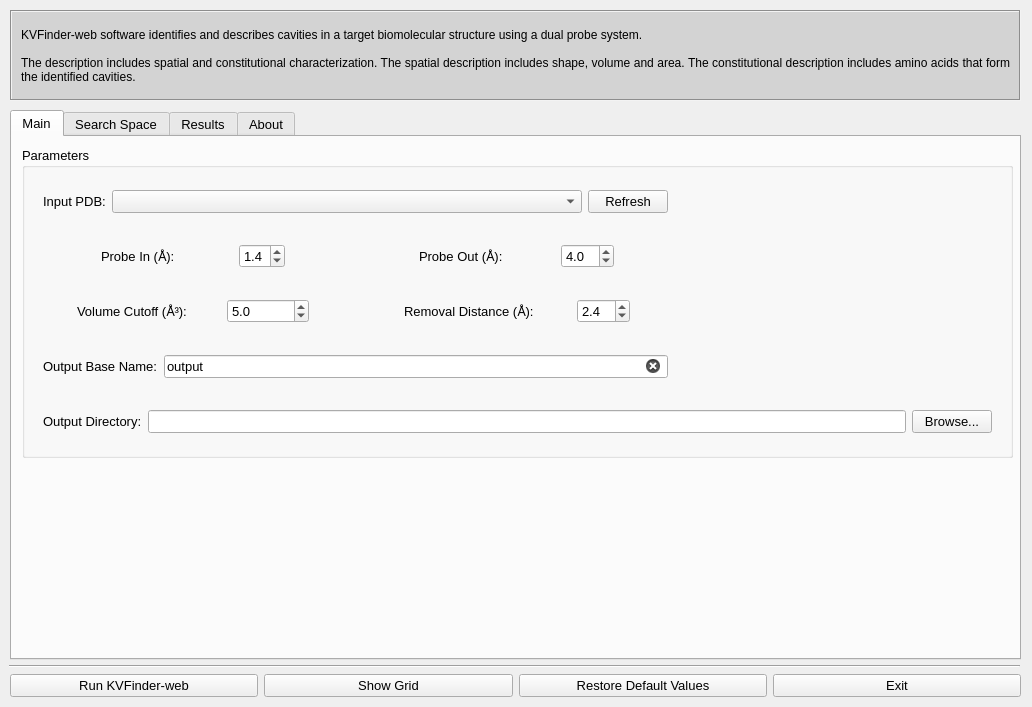
Qt form client/KVFinder-web-tools/KVFinder-web.ui (jvsguerra/kvfinder-ws) before a commit.
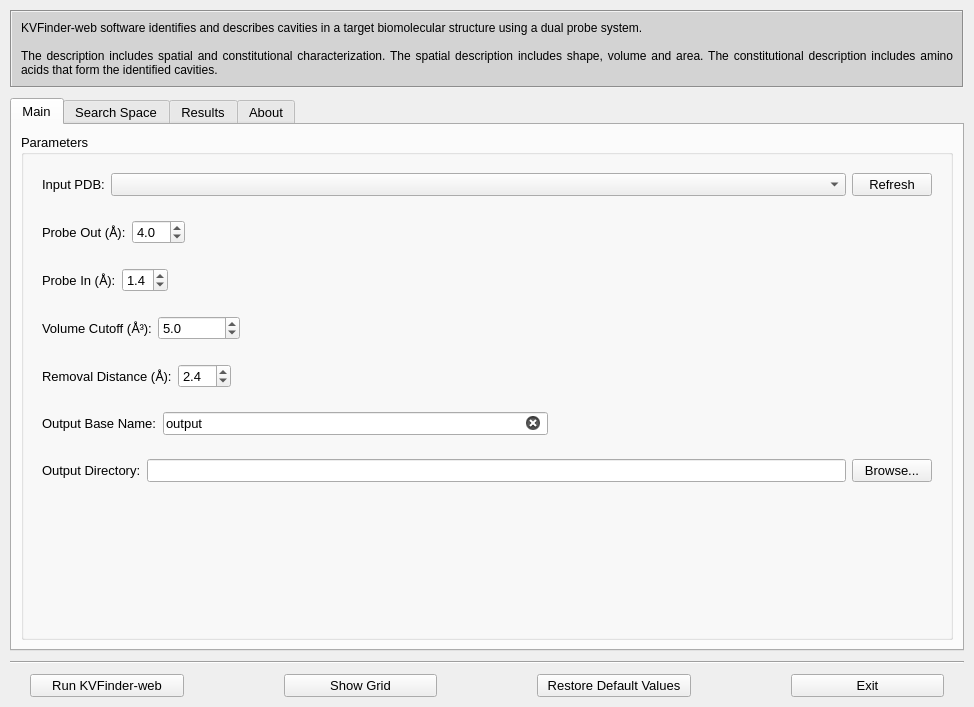
The same form after that commit.

Commit message: Resizable widgets: Main, About. Todo: Search Space, Results

What changed in the file:
```diff
--- a/client/KVFinder-web-tools/KVFinder-web.ui
+++ b/client/KVFinder-web-tools/KVFinder-web.ui
@@ -6,7 +6,7 @@
    <rect>
     <x>0</x>
     <y>0</y>
-    <width>1032</width>
+    <width>974</width>
     <height>707</height>
    </rect>
   </property>
@@ -24,31 +24,27 @@
    <string>PyMOL KVFinder-web Tools</string>
   </property>
   <widget class="QWidget" name="gui">
-   <widget class="Line" name="dialog_separator">
-    <property name="geometry">
-     <rect>
-      <x>9</x>
-      <y>665</y>
-      <width>1011</width>
-      <height>3</height>
-     </rect>
+   <layout class="QGridLayout" name="gridLayout">
+    <property name="leftMargin">
+     <number>10</number>
     </property>
-    <property name="orientation">
-     <enum>Qt::Horizontal</enum>
+    <property name="topMargin">
+     <number>10</number>
     </property>
-   </widget>
+    <property name="rightMargin">
+     <number>10</number>
+    </property>
+    <property name="bottomMargin">
+     <number>10</number>
+    </property>
+    <property name="verticalSpacing">
+     <number>10</number>
+    </property>
+    <item row="0" column="0">
    <widget class="QLabel" name="main_description">
     <property name="enabled">
      <bool>true</bool>
     </property>
-    <property name="geometry">
-     <rect>
-      <x>10</x>
-      <y>10</y>
-      <width>1011</width>
-      <height>91</height>
-     </rect>
-    </property>
     <property name="sizePolicy">
      <sizepolicy hsizetype="Expanding" vsizetype="Fixed">
       <horstretch>0</horstretch>
@@ -98,15 +94,57 @@
      <bool>true</bool>
     </property>
    </widget>
+    </item>
+    <item row="2" column="0">
+     <widget class="Line" name="dialog_separator">
+      <property name="orientation">
+       <enum>Qt::Horizontal</enum>
+      </property>
+     </widget>
+    </item>
+    <item row="3" column="0">
+     <layout class="QHBoxLayout" name="dialog_buttons">
+      <property name="spacing">
+       <number>100</number>
+      </property>
+      <property name="leftMargin">
+       <number>20</number>
+      </property>
+      <property name="rightMargin">
+       <number>20</number>
+      </property>
+      <item>
+       <widget class="QPushButton" name="button_run">
+        <property name="text">
+         <string notr="true">Run KVFinder-web</string>
+        </property>
+       </widget>
+      </item>
+      <item>
+       <widget class="QPushButton" name="button_grid">
+        <property name="text">
+         <string>Show Grid</string>
+        </property>
+       </widget>
+      </item>
+      <item>
+       <widget class="QPushButton" name="button_restore">
+        <property name="text">
+         <string>Restore Default Values</string>
+        </property>
+       </widget>
+      </item>
+      <item>
+       <widget class="QPushButton" name="button_exit">
+        <property name="text">
+         <string notr="true">Exit</string>
+        </property>
+       </widget>
+      </item>
+     </layout>
+    </item>
+    <item row="1" column="0">
    <widget class="QTabWidget" name="tabs">
-    <property name="geometry">
-     <rect>
-      <x>10</x>
-      <y>110</y>
-      <width>1011</width>
-      <height>550</height>
-     </rect>
-    </property>
     <property name="sizePolicy">
      <sizepolicy hsizetype="Expanding" vsizetype="Expanding">
       <horstretch>0</horstretch>
@@ -129,14 +167,14 @@
      <attribute name="title">
       <string>Main</string>
      </attribute>
+       <layout class="QFormLayout" name="formLayout">
+        <item row="0" column="0" colspan="2">
      <widget class="QGroupBox" name="parameters">
-      <property name="geometry">
-       <rect>
-        <x>10</x>
-        <y>10</y>
-        <width>991</width>
-        <height>311</height>
-       </rect>
+          <property name="sizePolicy">
+           <sizepolicy hsizetype="Expanding" vsizetype="Preferred">
+            <horstretch>0</horstretch>
+            <verstretch>0</verstretch>
+           </sizepolicy>
       </property>
       <property name="font">
        <font>
@@ -150,8 +188,73 @@
       <property name="title">
        <string>Parameters</string>
       </property>
-      <layout class="QGridLayout" name="gridLayout_4">
-       <item row="1" column="1">
+          <layout class="QVBoxLayout" name="verticalLayout">
+           <item>
+            <widget class="QFrame" name="hframe1">
+             <layout class="QHBoxLayout" name="horizontalLayout_14">
+              <property name="sizeConstraint">
+               <enum>QLayout::SetNoConstraint</enum>
+              </property>
+              <item>
+               <widget class="QLabel" name="input_label">
+                <property name="sizePolicy">
+                 <sizepolicy hsizetype="Fixed" vsizetype="Fixed">
+                  <horstretch>0</horstretch>
+                  <verstretch>0</verstretch>
+                 </sizepolicy>
+                </property>
+                <property name="font">
+                 <font>
+                  <pointsize>10</pointsize>
+                  <weight>50</weight>
+                  <italic>false</italic>
+                  <bold>false</bold>
+                  <kerning>true</kerning>
+                 </font>
+                </property>
+                <property name="mouseTracking">
+                 <bool>false</bool>
+                </property>
+                <property name="frameShape">
+                 <enum>QFrame::NoFrame</enum>
+                </property>
+                <property name="text">
+                 <string>Input PDB:</string>
+                </property>
+                <property name="textFormat">
+                 <enum>Qt::PlainText</enum>
+                </property>
+               </widget>
+              </item>
+              <item>
+               <widget class="QComboBox" name="input"/>
+              </item>
+              <item>
+               <widget class="QPushButton" name="refresh_input">
+                <property name="sizePolicy">
+                 <sizepolicy hsizetype="Fixed" vsizetype="Fixed">
+                  <horstretch>0</horstretch>
+                  <verstretch>0</verstretch>
+                 </sizepolicy>
+                </property>
+                <property name="font">
+                 <font>
+                  <pointsize>10</pointsize>
+                  <weight>50</weight>
+                  <italic>false</italic>
+                  <bold>false</bold>
+                  <kerning>true</kerning>
+                 </font>
+                </property>
+                <property name="text">
+                 <string>Refresh</string>
+                </property>
+               </widget>
+              </item>
+             </layout>
+            </widget>
+           </item>
+           <item>
         <widget class="QFrame" name="hframe3">
          <layout class="QHBoxLayout" name="horizontalLayout_10">
           <property name="sizeConstraint">
@@ -219,91 +322,23 @@
             </property>
            </widget>
           </item>
-         </layout>
-        </widget>
-       </item>
-       <item row="4" column="0" colspan="3">
-        <widget class="QFrame" name="hframe7">
-         <layout class="QHBoxLayout" name="horizontalLayout_12">
-          <property name="sizeConstraint">
-           <enum>QLayout::SetNoConstraint</enum>
-          </property>
           <item>
-           <widget class="QLabel" name="output_dir_label">
-            <property name="sizePolicy">
-             <sizepolicy hsizetype="Fixed" vsizetype="Fixed">
-              <horstretch>0</horstretch>
-              <verstretch>0</verstretch>
-             </sizepolicy>
-            </property>
-            <property name="font">
-             <font>
-              <pointsize>10</pointsize>
-              <weight>50</weight>
-              <italic>false</italic>
-              <bold>false</bold>
-              <kerning>true</kerning>
-             </font>
-            </property>
-            <property name="mouseTracking">
-             <bool>false</bool>
-            </property>
-            <property name="frameShape">
-             <enum>QFrame::NoFrame</enum>
-            </property>
-            <property name="text">
-             <string>Output Directory:</string>
-            </property>
-            <property name="textFormat">
-             <enum>Qt::PlainText</enum>
-            </property>
-           </widget>
-          </item>
-          <item>
-           <widget class="QLineEdit" name="output_dir_path">
-            <property name="font">
-             <font>
-              <pointsize>10</pointsize>
-              <weight>50</weight>
-              <italic>false</italic>
-              <bold>false</bold>
-              <kerning>true</kerning>
-             </font>
-            </property>
-            <property name="text">
-             <string notr="true"/>
-            </property>
-            <property name="echoMode">
-             <enum>QLineEdit::Normal</enum>
-            </property>
-            <property name="readOnly">
-             <bool>true</bool>
-            </property>
-            <property name="clearButtonEnabled">
-             <bool>false</bool>
-            </property>
-           </widget>
-          </item>
-          <item>
-           <widget class="QPushButton" name="button_browse">
-            <property name="font">
-             <font>
-              <pointsize>10</pointsize>
-              <weight>50</weight>
-              <italic>false</italic>
-              <bold>false</bold>
-              <kerning>true</kerning>
-             </font>
-            </property>
-            <property name="text">
-             <string notr="true">Browse...</string>
-            </property>
-           </widget>
-          </item>
+               <spacer name="horizontalSpacer">
+                <property name="orientation">
+                 <enum>Qt::Horizontal</enum>
+                </property>
+                <property name="sizeHint" stdset="0">
+                 <size>
+                  <width>40</width>
+                  <height>20</height>
+                 </size>
+                </property>
+               </spacer>
+              </item>
          </layout>
         </widget>
        </item>
-       <item row="1" column="0">
+           <item>
         <widget class="QFrame" name="hframe2">
          <layout class="QHBoxLayout" name="horizontalLayout_13">
           <property name="sizeConstraint">
@@ -371,17 +406,30 @@
             </property>
            </widget>
           </item>
+              <item>
+               <spacer name="horizontalSpacer_2">
+                <property name="orientation">
+                 <enum>Qt::Horizontal</enum>
+                </property>
+                <property name="sizeHint" stdset="0">
+                 <size>
+                  <width>40</width>
+                  <height>20</height>
+                 </size>
+                </property>
+               </spacer>
+              </item>
          </layout>
         </widget>
        </item>
-       <item row="0" column="0" colspan="2">
-        <widget class="QFrame" name="hframe1">
-         <layout class="QHBoxLayout" name="horizontalLayout_14">
+           <item>
+            <widget class="QFrame" name="hframe4">
+             <layout class="QHBoxLayout" name="horizontalLayout_17">
           <property name="sizeConstraint">
            <enum>QLayout::SetNoConstraint</enum>
           </property>
           <item>
-           <widget class="QLabel" name="input_label">
+               <widget class="QLabel" name="volume_cutoff_label">
             <property name="sizePolicy">
              <sizepolicy hsizetype="Fixed" vsizetype="Fixed">
               <horstretch>0</horstretch>
@@ -398,24 +446,74 @@
              </font>
             </property>
             <property name="mouseTracking">
-             <bool>false</bool>
+                 <bool>true</bool>
             </property>
             <property name="frameShape">
              <enum>QFrame::NoFrame</enum>
             </property>
             <property name="text">
-             <string>Input PDB:</string>
+                 <string>&lt;html&gt;&lt;head/&gt;&lt;body&gt;&lt;p&gt;Volume Cutoff (Å³):&lt;/p&gt;&lt;/body&gt;&lt;/html&gt;</string>
             </property>
             <property name="textFormat">
-             <enum>Qt::PlainText</enum>
+                 <enum>Qt::RichText</enum>
             </property>
            </widget>
           </item>
           <item>
-           <widget class="QComboBox" name="input"/>
+               <widget class="QDoubleSpinBox" name="volume_cutoff">
+                <property name="sizePolicy">
+                 <sizepolicy hsizetype="Fixed" vsizetype="Fixed">
+                  <horstretch>0</horstretch>
+                  <verstretch>0</verstretch>
+                 </sizepolicy>
+                </property>
+                <property name="font">
+                 <font>
+                  <pointsize>10</pointsize>
+                  <weight>50</weight>
+                  <italic>false</italic>
+                  <bold>false</bold>
+                  <kerning>true</kerning>
+                 </font>
+                </property>
+                <property name="decimals">
+                 <number>1</number>
+                </property>
+                <property name="maximum">
+                 <double>1000000000.000000000000000</double>
+                </property>
+                <property name="singleStep">
+                 <double>1.000000000000000</double>
+                </property>
+                <property name="value">
+                 <double>5.000000000000000</double>
+                </property>
+               </widget>
           </item>
           <item>
-           <widget class="QPushButton" name="refresh_input">
+               <spacer name="horizontalSpacer_3">
+                <property name="orientation">
+                 <enum>Qt::Horizontal</enum>
+                </property>
+                <property name="sizeHint" stdset="0">
+                 <size>
+                  <width>40</width>
+                  <height>20</height>
+                 </size>
+                </property>
+               </spacer>
+              </item>
+             </layout>
+            </widget>
+           </item>
+           <item>
+            <widget class="QFrame" name="hframe5">
+             <layout class="QHBoxLayout" name="horizontalLayout_16">
+              <property name="sizeConstraint">
+               <enum>QLayout::SetNoConstraint</enum>
+              </property>
+              <item>
+               <widget class="QLabel" name="removal_distance_label">
             <property name="sizePolicy">
              <sizepolicy hsizetype="Fixed" vsizetype="Fixed">
               <horstretch>0</horstretch>
@@ -431,15 +529,71 @@
               <kerning>true</kerning>
              </font>
             </property>
+                <property name="mouseTracking">
+                 <bool>true</bool>
+                </property>
+                <property name="frameShape">
+                 <enum>QFrame::NoFrame</enum>
+                </property>
             <property name="text">
-             <string>Refresh</string>
-            </property>
-           </widget>
-          </item>
+                 <string>&lt;html&gt;&lt;head/&gt;&lt;body&gt;&lt;p&gt;Removal Distance (Å):&lt;/p&gt;&lt;/body&gt;&lt;/html&gt;</string>
+                </property>
+                <property name="textFormat">
+                 <enum>Qt::RichText</enum>
+                </property>
+               </widget>
+              </item>
+              <item>
+               <widget class="QDoubleSpinBox" name="removal_distance">
+                <property name="sizePolicy">
+                 <sizepolicy hsizetype="Fixed" vsizetype="Fixed">
+                  <horstretch>0</horstretch>
+                  <verstretch>0</verstretch>
+                 </sizepolicy>
+                </property>
+                <property name="font">
+                 <font>
+                  <pointsize>10</pointsize>
+                  <weight>50</weight>
+                  <italic>false</italic>
+                  <bold>false</bold>
+                  <kerning>true</kerning>
+                 </font>
+                </property>
+                <property name="alignment">
+                 <set>Qt::AlignLeading|Qt::AlignLeft|Qt::AlignVCenter</set>
+                </property>
+                <property name="decimals">
+                 <number>1</number>
+                </property>
+                <property name="maximum">
+                 <double>10.000000000000000</double>
+                </property>
+                <property name="singleStep">
+                 <double>0.100000000000000</double>
+                </property>
+                <property name="value">
+                 <double>2.400000000000000</double>
+                </property>
+               </widget>
+              </item>
+              <item>
+               <spacer name="horizontalSpacer_4">
+                <property name="orientation">
+                 <enum>Qt::Horizontal</enum>
+                </property>
+                <property name="sizeHint" stdset="0">
+                 <size>
+                  <width>40</width>
+                  <height>20</height>
+                 </size>
+                </property>
+               </spacer>
+              </item>
          </layout>
         </widget>
        </item>
-       <item row="3" column="0" colspan="2">
+           <item>
         <widget class="QFrame" name="hframe6">
          <layout class="QHBoxLayout" name="horizontalLayout_15">
           <property name="sizeConstraint">
@@ -498,17 +652,30 @@
             </property>
            </widget>
           </item>
+              <item>
+               <spacer name="horizontalSpacer_5">
+                <property name="orientation">
+                 <enum>Qt::Horizontal</enum>
+                </property>
+                <property name="sizeHint" stdset="0">
+                 <size>
+                  <width>40</width>
+                  <height>20</height>
+                 </size>
+                </property>
+               </spacer>
+              </item>
          </layout>
         </widget>
        </item>
-       <item row="2" column="1">
-        <widget class="QFrame" name="hframe5">
-         <layout class="QHBoxLayout" name="horizontalLayout_16">
+           <item>
+            <widget class="QFrame" name="hframe7">
+             <layout class="QHBoxLayout" name="horizontalLayout_12">
           <property name="sizeConstraint">
            <enum>QLayout::SetNoConstraint</enum>
           </property>
           <item>
-           <widget class="QLabel" name="removal_distance_label">
+               <widget class="QLabel" name="output_dir_label">
             <property name="sizePolicy">
              <sizepolicy hsizetype="Fixed" vsizetype="Fixed">
               <horstretch>0</horstretch>
@@ -525,27 +692,21 @@
              </font>
             </property>
             <property name="mouseTracking">
-             <bool>true</bool>
+                 <bool>false</bool>
             </property>
             <property name="frameShape">
              <enum>QFrame::NoFrame</enum>
             </property>
             <property name="text">
-             <string>&lt;html&gt;&lt;head/&gt;&lt;body&gt;&lt;p&gt;Removal Distance (Å):&lt;/p&gt;&lt;/body&gt;&lt;/html&gt;</string>
+                 <string>Output Directory:</string>
             </property>
             <property name="textFormat">
-             <enum>Qt::RichText</enum>
+                 <enum>Qt::PlainText</enum>
             </property>
            </widget>
           </item>
           <item>
-           <widget class="QDoubleSpinBox" name="removal_distance">
-            <property name="sizePolicy">
-             <sizepolicy hsizetype="Fixed" vsizetype="Fixed">
-              <horstretch>0</horstretch>
-              <verstretch>0</verstretch>
-             </sizepolicy>
-            </property>
+               <widget class="QLineEdit" name="output_dir_path">
             <property name="font">
              <font>
               <pointsize>10</pointsize>
@@ -555,40 +716,22 @@
               <kerning>true</kerning>
              </font>
             </property>
-            <property name="alignment">
-             <set>Qt::AlignLeading|Qt::AlignLeft|Qt::AlignVCenter</set>
-            </property>
-            <property name="decimals">
-             <number>1</number>
-            </property>
-            <property name="maximum">
-             <double>10.000000000000000</double>
-            </property>
-            <property name="singleStep">
-             <double>0.100000000000000</double>
-            </property>
-            <property name="value">
-             <double>2.400000000000000</double>
-            </property>
-           </widget>
-          </item>
-         </layout>
-        </widget>
-       </item>
-       <item row="2" column="0">
-        <widget class="QFrame" name="hframe4">
-         <layout class="QHBoxLayout" name="horizontalLayout_17">
-          <property name="sizeConstraint">
-           <enum>QLayout::SetNoConstraint</enum>
-          </property>
+                <property name="text">
+                 <string notr="true"/>
+                </property>
+                <property name="echoMode">
+                 <enum>QLineEdit::Normal</enum>
+                </property>
+                <property name="readOnly">
+                 <bool>true</bool>
+                </property>
+                <property name="clearButtonEnabled">
+                 <bool>false</bool>
+                </property>
+               </widget>
+              </item>
           <item>
-           <widget class="QLabel" name="volume_cutoff_label">
-            <property name="sizePolicy">
-             <sizepolicy hsizetype="Fixed" vsizetype="Fixed">
-              <horstretch>0</horstretch>
-              <verstretch>0</verstretch>
-             </sizepolicy>
-            </property>
+               <widget class="QPushButton" name="button_browse">
             <property name="font">
              <font>
               <pointsize>10</pointsize>
@@ -598,56 +741,31 @@
               <kerning>true</kerning>
              </font>
             </property>
-            <property name="mouseTracking">
-             <bool>true</bool>
-            </property>
-            <property name="frameShape">
-             <enum>QFrame::NoFrame</enum>
-            </property>
             <property name="text">
-             <string>&lt;html&gt;&lt;head/&gt;&lt;body&gt;&lt;p&gt;Volume Cutoff (Å³):&lt;/p&gt;&lt;/body&gt;&lt;/html&gt;</string>
-            </property>
-            <property name="textFormat">
-             <enum>Qt::RichText</enum>
-            </property>
-           </widget>
-          </item>
+                 <string notr="true">Browse...</string>
+                </property>
+               </widget>
+              </item>
+             </layout>
+            </widget>
+           </item>
           <item>
-           <widget class="QDoubleSpinBox" name="volume_cutoff">
-            <property name="sizePolicy">
-             <sizepolicy hsizetype="Fixed" vsizetype="Fixed">
-              <horstretch>0</horstretch>
-              <verstretch>0</verstretch>
-             </sizepolicy>
-            </property>
-            <property name="font">
-             <font>
-              <pointsize>10</pointsize>
-              <weight>50</weight>
-              <italic>false</italic>
-              <bold>false</bold>
-              <kerning>true</kerning>
-             </font>
-            </property>
-            <property name="decimals">
-             <number>1</number>
-            </property>
-            <property name="maximum">
-             <double>1000000000.000000000000000</double>
-            </property>
-            <property name="singleStep">
-             <double>1.000000000000000</double>
-            </property>
-            <property name="value">
-             <double>5.000000000000000</double>
-            </property>
-           </widget>
+            <spacer name="verticalSpacer">
+             <property name="orientation">
+              <enum>Qt::Vertical</enum>
+             </property>
+             <property name="sizeHint" stdset="0">
+              <size>
+               <width>20</width>
+               <height>40</height>
+              </size>
+             </property>
+            </spacer>
           </item>
          </layout>
         </widget>
        </item>
       </layout>
-     </widget>
     </widget>
     <widget class="QWidget" name="search_space">
      <attribute name="title">
@@ -1818,18 +1936,12 @@
      <attribute name="title">
       <string>About</string>
      </attribute>
+       <layout class="QGridLayout" name="gridLayout_2">
+        <item row="0" column="0">
      <widget class="QTextBrowser" name="about_text">
       <property name="enabled">
        <bool>true</bool>
       </property>
-      <property name="geometry">
-       <rect>
-        <x>10</x>
-        <y>10</y>
-        <width>991</width>
-        <height>501</height>
-       </rect>
-      </property>
       <property name="cursor" stdset="0">
        <cursorShape>IBeamCursor</cursorShape>
       </property>
@@ -1874,48 +1986,12 @@
        <bool>true</bool>
       </property>
      </widget>
-    </widget>
-   </widget>
-   <widget class="QWidget" name="layoutWidget">
-    <property name="geometry">
-     <rect>
-      <x>10</x>
-      <y>670</y>
-      <width>1011</width>
-      <height>31</height>
-     </rect>
-    </property>
-    <layout class="QHBoxLayout" name="dialog_buttons">
-     <item>
-      <widget class="QPushButton" name="button_run">
-       <property name="text">
-        <string notr="true">Run KVFinder-web</string>
-       </property>
-      </widget>
-     </item>
-     <item>
-      <widget class="QPushButton" name="button_grid">
-       <property name="text">
-        <string>Show Grid</string>
-       </property>
+        </item>
+       </layout>
       </widget>
-     </item>
-     <item>
-      <widget class="QPushButton" name="button_restore">
-       <property name="text">
-        <string>Restore Default Values</string>
-       </property>
-      </widget>
-     </item>
-     <item>
-      <widget class="QPushButton" name="button_exit">
-       <property name="text">
-        <string notr="true">Exit</string>
-       </property>
-      </widget>
-     </item>
-    </layout>
-   </widget>
+     </widget>
+    </item>
+   </layout>
   </widget>
  </widget>
  <resources/>
```
Lines whose indentation alone changed are shown as unchanged. The commit also changes 1 other file.
